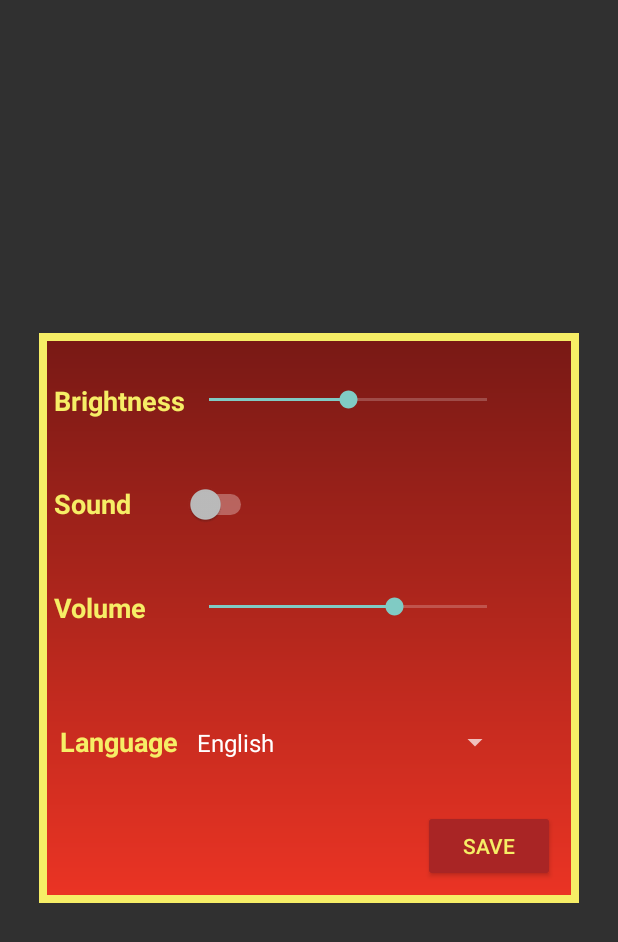
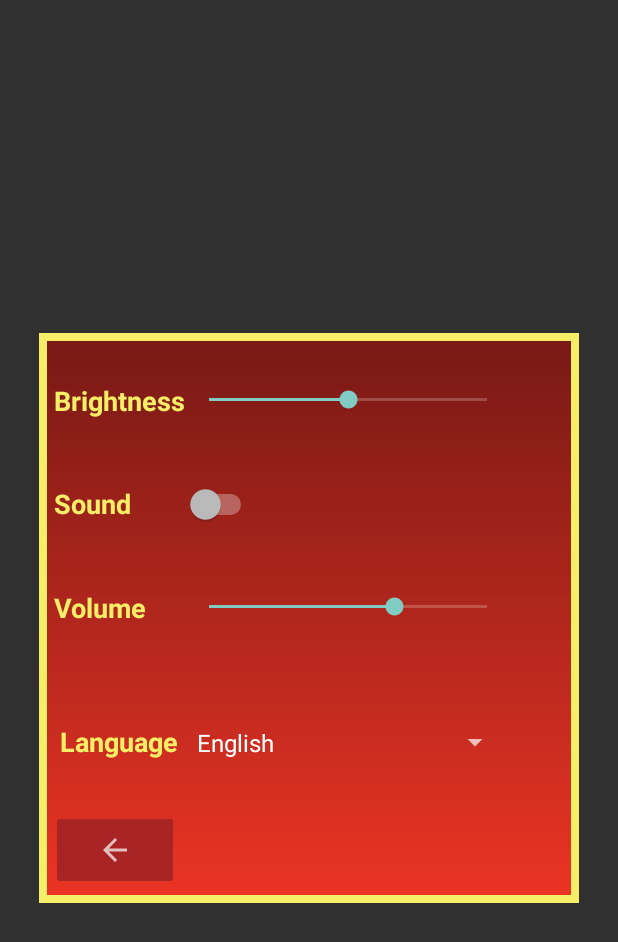
Before and after one commit to AndriiSytnyk13/futurama_project, an Android app: the layout settings_dialog.xml on its own in the app's theme, with its tools: preview values and no code run, on a phone screen of 412 x 824 dp. Shown: the top 942 px of the screen. Run offline under Robolectric (Android 15) with nearby library versions, the phone set to English and light mode, and no system bars.

Commit message:
Refactored brightness settings; Removed save button from SettingsDialog Added back batton in SettingsDialog

```diff
--- a/app/src/main/java/com/example/futuramaproject/view/AboutFragment.java
+++ b/app/src/main/java/com/example/futuramaproject/view/AboutFragment.java
@@ -18,7 +18,6 @@ public class AboutFragment extends Fragment {
     @Override
     public View onCreateView(LayoutInflater inflater, ViewGroup container,
                              Bundle savedInstanceState) {
-
         return inflater.inflate(R.layout.fragment_about, container, false);
     }
 
--- a/app/src/main/java/com/example/futuramaproject/view/MainMenuFragment.java
+++ b/app/src/main/java/com/example/futuramaproject/view/MainMenuFragment.java
@@ -8,6 +8,8 @@ import android.os.Bundle;
 import androidx.annotation.NonNull;
 import androidx.annotation.Nullable;
 import androidx.fragment.app.Fragment;
+import androidx.fragment.app.FragmentActivity;
+import androidx.fragment.app.FragmentManager;
 import androidx.lifecycle.Lifecycle;
 import androidx.lifecycle.OnLifecycleEvent;
 import androidx.navigation.Navigation;
@@ -34,6 +36,8 @@ public class MainMenuFragment extends Fragment {
     @BindView(R.id.quit)
     Button quitButton;
 
+    private FragmentActivity myContext;
+
     @Override
     public View onCreateView(LayoutInflater inflater, ViewGroup container,
                              Bundle savedInstanceState) {
@@ -55,6 +59,7 @@ public class MainMenuFragment extends Fragment {
         settingsButton.setOnClickListener(view -> {
             SettingsDialog settingsDialog = new SettingsDialog(getContext());
             settingsDialog.show();
+
         });
     }
 
@@ -66,7 +71,6 @@ public class MainMenuFragment extends Fragment {
     private void onQuitClick() {
         quitButton.setOnClickListener(view -> {
             getActivity().finish();
-            System.exit(0);
         });
     }
 }
--- a/app/src/main/res/layout/settings_dialog.xml
+++ b/app/src/main/res/layout/settings_dialog.xml
@@ -103,18 +103,16 @@
         android:layout_column="1"
         android:entries="@array/languages"/>
 
-    <Button
-        android:id="@+id/saveButton"
-        android:layout_width="wrap_content"
-        android:layout_height="wrap_content"
+    <ImageButton
+        android:id="@+id/backButton"
+        android:layout_width="85dp"
+        android:layout_height="53dp"
         android:layout_row="4"
-        android:layout_column="1"
-        android:layout_gravity="end"
+        android:layout_column="0"
+        android:layout_marginStart="8dp"
         android:layout_marginBottom="16dp"
-        android:layout_marginEnd="16dp"
         android:backgroundTint="@color/red"
-        android:text="@string/save"
-        android:textColor="@color/yellow"/>
+        app:srcCompat="?attr/actionModeCloseDrawable" />
 
 
 </GridLayout>
--- a/app/src/main/res/values/colors.xml
+++ b/app/src/main/res/values/colors.xml
@@ -3,7 +3,7 @@
     <color name="purple_200">#FFBB86FC</color>
     <color name="purple_500">#3F51B5</color>
     <color name="purple_700">#FF3700B3</color>
-    <color name="teal_200">#FF03DAC5</color>
+    <color name="teal_200">#F6EE66</color>
     <color name="teal_700">#FF018786</color>
     <color name="black">#FF000000</color>
     <color name="white">#EFEFE9</color>
```
Also changed, not shown: app/src/main/java/com/example/futuramaproject/view/SettingsDialog.java (+47 -15 lines).
